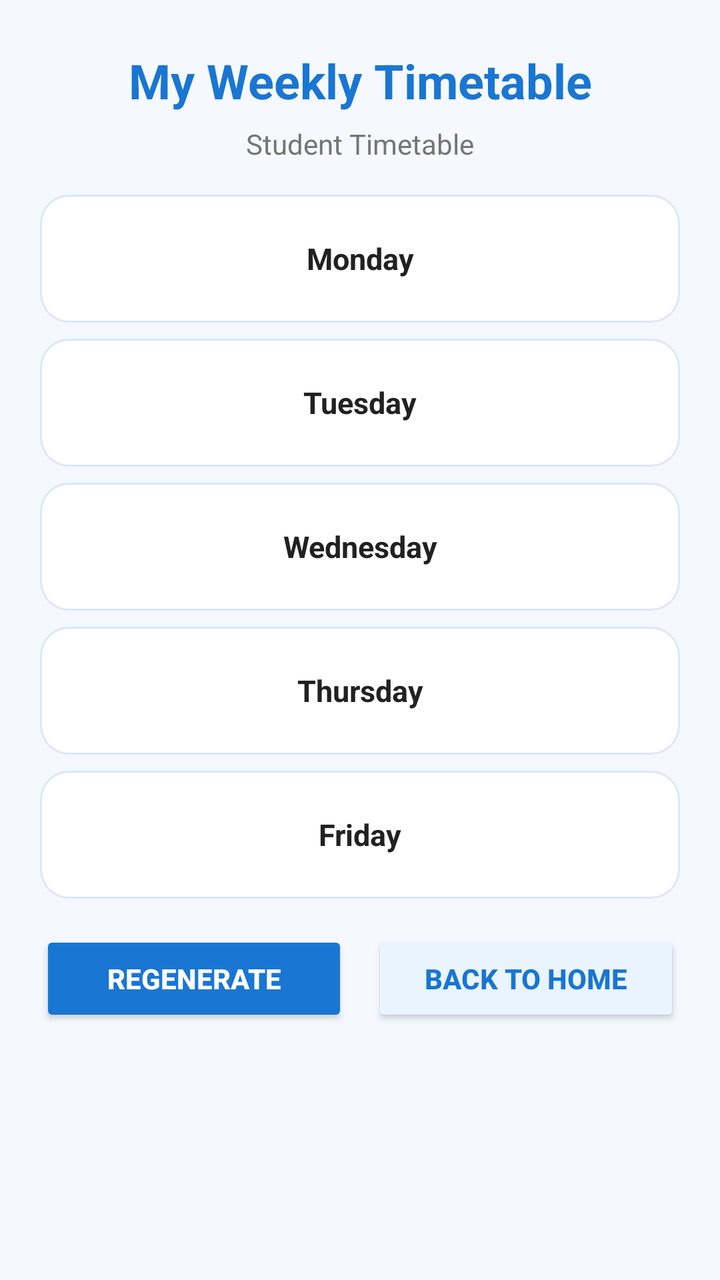
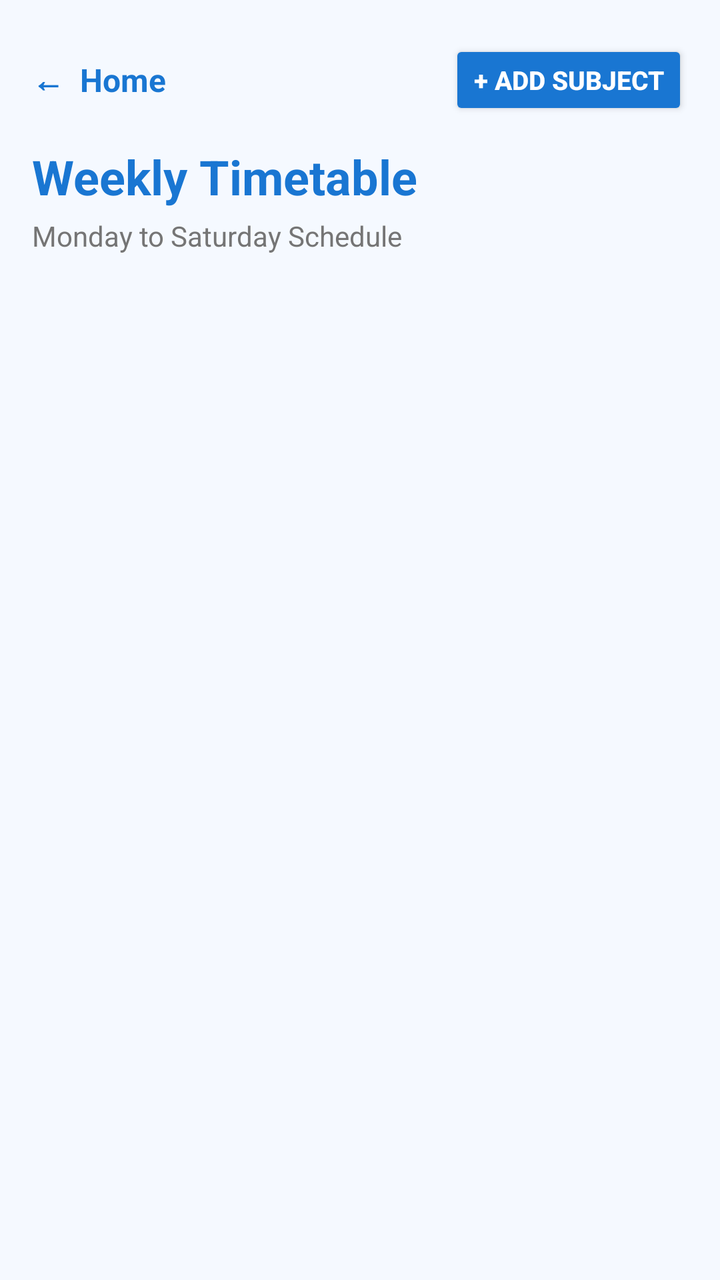

Compare the two renders of this Android layout. The source of the first and the diff that turns it into the second are given below.
<!-- AndroidManifest.xml: application theme Theme.Mad_assignment -->
<!-- res/layout/activity_timetable.xml -->
<?xml version="1.0" encoding="utf-8"?>
<ScrollView xmlns:android="http://schemas.android.com/apk/res/android"
    xmlns:app="http://schemas.android.com/apk/res-auto"
    android:layout_width="match_parent"
    android:layout_height="match_parent"
    android:background="@color/background"
    android:fillViewport="true">

    <androidx.constraintlayout.widget.ConstraintLayout
        android:layout_width="match_parent"
        android:layout_height="wrap_content"
        android:paddingStart="20dp"
        android:paddingEnd="20dp"
        android:paddingBottom="28dp">

        <TextView
            android:id="@+id/tvTitle"
            android:layout_width="0dp"
            android:layout_height="wrap_content"
            android:layout_marginTop="24dp"
            android:gravity="center"
            android:text="My Weekly Timetable"
            android:textColor="@color/blue"
            android:textSize="24sp"
            android:textStyle="bold"
            app:layout_constraintEnd_toEndOf="parent"
            app:layout_constraintStart_toStartOf="parent"
            app:layout_constraintTop_toTopOf="parent" />

        <TextView
            android:id="@+id/tvStudentName"
            android:layout_width="0dp"
            android:layout_height="wrap_content"
            android:layout_marginTop="6dp"
            android:gravity="center"
            android:text="Student Timetable"
            android:textColor="@color/gray"
            android:textSize="14sp"
            app:layout_constraintEnd_toEndOf="parent"
            app:layout_constraintStart_toStartOf="parent"
            app:layout_constraintTop_toBottomOf="@id/tvTitle" />

        <TextView
            android:id="@+id/tvMonday"
            android:layout_width="0dp"
            android:layout_height="64dp"
            android:layout_marginTop="16dp"
            android:background="@drawable/bg_card"
            android:gravity="center"
            android:padding="6dp"
            android:text="Monday"
            android:textColor="@color/text"
            android:textSize="15sp"
            android:textStyle="bold"
            app:layout_constraintEnd_toEndOf="parent"
            app:layout_constraintStart_toStartOf="parent"
            app:layout_constraintTop_toBottomOf="@id/tvStudentName" />

        <TextView
            android:id="@+id/tvTuesday"
            android:layout_width="0dp"
            android:layout_height="64dp"
            android:layout_marginTop="8dp"
            android:background="@drawable/bg_card"
            android:gravity="center"
            android:padding="6dp"
            android:text="Tuesday"
            android:textColor="@color/text"
            android:textSize="15sp"
            android:textStyle="bold"
            app:layout_constraintEnd_toEndOf="parent"
            app:layout_constraintStart_toStartOf="parent"
            app:layout_constraintTop_toBottomOf="@id/tvMonday" />

        <TextView
            android:id="@+id/tvWednesday"
            android:layout_width="0dp"
            android:layout_height="64dp"
            android:layout_marginTop="8dp"
            android:background="@drawable/bg_card"
            android:gravity="center"
            android:padding="6dp"
            android:text="Wednesday"
            android:textColor="@color/text"
            android:textSize="15sp"
            android:textStyle="bold"
            app:layout_constraintEnd_toEndOf="parent"
            app:layout_constraintStart_toStartOf="parent"
            app:layout_constraintTop_toBottomOf="@id/tvTuesday" />

        <TextView
            android:id="@+id/tvThursday"
            android:layout_width="0dp"
            android:layout_height="64dp"
            android:layout_marginTop="8dp"
            android:background="@drawable/bg_card"
            android:gravity="center"
            android:padding="6dp"
            android:text="Thursday"
            android:textColor="@color/text"
            android:textSize="15sp"
            android:textStyle="bold"
            app:layout_constraintEnd_toEndOf="parent"
            app:layout_constraintStart_toStartOf="parent"
            app:layout_constraintTop_toBottomOf="@id/tvWednesday" />

        <TextView
            android:id="@+id/tvFriday"
            android:layout_width="0dp"
            android:layout_height="64dp"
            android:layout_marginTop="8dp"
            android:background="@drawable/bg_card"
            android:gravity="center"
            android:padding="6dp"
            android:text="Friday"
            android:textColor="@color/text"
            android:textSize="15sp"
            android:textStyle="bold"
            app:layout_constraintEnd_toEndOf="parent"
            app:layout_constraintStart_toStartOf="parent"
            app:layout_constraintTop_toBottomOf="@id/tvThursday" />

        <Button
            android:id="@+id/btnRegenerate"
            android:layout_width="0dp"
            android:layout_height="48dp"
            android:layout_marginTop="16dp"
            android:layout_marginEnd="6dp"
            android:backgroundTint="@color/blue"
            android:text="Regenerate"
            android:textColor="@color/white"
            android:textSize="14sp"
            android:textStyle="bold"
            app:layout_constraintEnd_toStartOf="@id/btnBack"
            app:layout_constraintStart_toStartOf="parent"
            app:layout_constraintTop_toBottomOf="@id/tvFriday" />

        <Button
            android:id="@+id/btnBack"
            android:layout_width="0dp"
            android:layout_height="48dp"
            android:layout_marginStart="6dp"
            android:layout_marginTop="16dp"
            android:backgroundTint="@color/light_blue"
            android:text="Back to Home"
            android:textColor="@color/blue"
            android:textSize="14sp"
            android:textStyle="bold"
            app:layout_constraintEnd_toEndOf="parent"
            app:layout_constraintStart_toEndOf="@id/btnRegenerate"
            app:layout_constraintTop_toBottomOf="@id/tvFriday" />

    </androidx.constraintlayout.widget.ConstraintLayout>
</ScrollView>
<!-- resources referenced by this layout -->
<resources>
  <color name="background">#F5F9FF</color>
  <color name="blue">#1976D2</color>
  <color name="gray">#757575</color>
  <color name="light_blue">#EAF4FF</color>
  <color name="text">#212121</color>
  <color name="white">#FFFFFF</color>
  <!-- drawable bg_card (drawable) -->
  <shape xmlns:android="http://schemas.android.com/apk/res/android">
      <solid android:color="#FFFFFF"/>
      <corners android:radius="14dp"/>
      <stroke android:width="1dp" android:color="#DCE8F5"/>
  
  </shape>
  <style name="Theme.Mad_assignment" parent="Theme.MAD_ASSIGNMENT" />
  <style name="Theme.MAD_ASSIGNMENT" parent="Theme.Material3.Light.NoActionBar">
          <item name="android:windowLightStatusBar">false</item>
          <item name="android:statusBarColor">@color/blue</item>
          <item name="android:navigationBarColor">@color/white</item>
          <item name="android:windowActionModeOverlay">true</item>
          <item name="colorPrimary">@color/blue</item>
          <item name="colorSecondary">@color/blue</item>
      </style>
</resources>

<!-- the commit's change to res/layout/activity_timetable.xml (unified diff, before → after) -->
@@ -9,146 +9,72 @@
     <androidx.constraintlayout.widget.ConstraintLayout
         android:layout_width="match_parent"
         android:layout_height="wrap_content"
-        android:paddingStart="20dp"
-        android:paddingEnd="20dp"
-        android:paddingBottom="28dp">
+        android:paddingStart="16dp"
+        android:paddingTop="16dp"
+        android:paddingEnd="16dp"
+        android:paddingBottom="32dp">
+
+        <TextView
+            android:id="@+id/btnBack"
+            android:layout_width="wrap_content"
+            android:layout_height="48dp"
+            android:clickable="true"
+            android:focusable="true"
+            android:gravity="center_vertical"
+            android:text="←  Home"
+            android:textColor="@color/blue"
+            android:textSize="16sp"
+            android:textStyle="bold"
+            app:layout_constraintStart_toStartOf="parent"
+            app:layout_constraintTop_toTopOf="parent" />
+
+        <Button
+            android:id="@+id/btnAddMore"
+            android:layout_width="wrap_content"
+            android:layout_height="40dp"
+            android:backgroundTint="@color/blue"
+            android:text="+ Add Subject"
+            android:textColor="@color/white"
+            android:textSize="13sp"
+            android:textStyle="bold"
+            app:layout_constraintBottom_toBottomOf="@id/btnBack"
+            app:layout_constraintEnd_toEndOf="parent"
+            app:layout_constraintTop_toTopOf="@id/btnBack" />
 
         <TextView
             android:id="@+id/tvTitle"
             android:layout_width="0dp"
             android:layout_height="wrap_content"
-            android:layout_marginTop="24dp"
-            android:gravity="center"
-            android:text="My Weekly Timetable"
+            android:layout_marginTop="8dp"
+            android:text="Weekly Timetable"
             android:textColor="@color/blue"
             android:textSize="24sp"
             android:textStyle="bold"
             app:layout_constraintEnd_toEndOf="parent"
             app:layout_constraintStart_toStartOf="parent"
-            app:layout_constraintTop_toTopOf="parent" />
+            app:layout_constraintTop_toBottomOf="@id/btnBack" />
 
         <TextView
-            android:id="@+id/tvStudentName"
+            android:id="@+id/tvSubtitle"
             android:layout_width="0dp"
             android:layout_height="wrap_content"
-            android:layout_marginTop="6dp"
-            android:gravity="center"
-            android:text="Student Timetable"
+            android:layout_marginTop="4dp"
+            android:text="Monday to Saturday Schedule"
             android:textColor="@color/gray"
             android:textSize="14sp"
             app:layout_constraintEnd_toEndOf="parent"
             app:layout_constraintStart_toStartOf="parent"
             app:layout_constraintTop_toBottomOf="@id/tvTitle" />
 
-        <TextView
-            android:id="@+id/tvMonday"
+        <LinearLayout
+            android:id="@+id/llTimetableContainer"
             android:layout_width="0dp"
-            android:layout_height="64dp"
+            android:layout_height="wrap_content"
             android:layout_marginTop="16dp"
-            android:background="@drawable/bg_card"
-            android:gravity="center"
-            android:padding="6dp"
-            android:text="Monday"
-            android:textColor="@color/text"
-            android:textSize="15sp"
-            android:textStyle="bold"
+            android:orientation="vertical"
             app:layout_constraintEnd_toEndOf="parent"
             app:layout_constraintStart_toStartOf="parent"
-            app:layout_constraintTop_toBottomOf="@id/tvStudentName" />
-
-        <TextView
-            android:id="@+id/tvTuesday"
-            android:layout_width="0dp"
-            android:layout_height="64dp"
-            android:layout_marginTop="8dp"
-            android:background="@drawable/bg_card"
-            android:gravity="center"
-            android:padding="6dp"
-            android:text="Tuesday"
-            android:textColor="@color/text"
-            android:textSize="15sp"
-            android:textStyle="bold"
-            app:layout_constraintEnd_toEndOf="parent"
-            app:layout_constraintStart_toStartOf="parent"
-            app:layout_constraintTop_toBottomOf="@id/tvMonday" />
-
-        <TextView
-            android:id="@+id/tvWednesday"
-            android:layout_width="0dp"
-            android:layout_height="64dp"
-            android:layout_marginTop="8dp"
-            android:background="@drawable/bg_card"
-            android:gravity="center"
-            android:padding="6dp"
-            android:text="Wednesday"
-            android:textColor="@color/text"
-            android:textSize="15sp"
-            android:textStyle="bold"
-            app:layout_constraintEnd_toEndOf="parent"
-            app:layout_constraintStart_toStartOf="parent"
-            app:layout_constraintTop_toBottomOf="@id/tvTuesday" />
-
-        <TextView
-            android:id="@+id/tvThursday"
-            android:layout_width="0dp"
-            android:layout_height="64dp"
-            android:layout_marginTop="8dp"
-            android:background="@drawable/bg_card"
-            android:gravity="center"
-            android:padding="6dp"
-            android:text="Thursday"
-            android:textColor="@color/text"
-            android:textSize="15sp"
-            android:textStyle="bold"
-            app:layout_constraintEnd_toEndOf="parent"
-            app:layout_constraintStart_toStartOf="parent"
-            app:layout_constraintTop_toBottomOf="@id/tvWednesday" />
-
-        <TextView
-            android:id="@+id/tvFriday"
-            android:layout_width="0dp"
-            android:layout_height="64dp"
-            android:layout_marginTop="8dp"
-            android:background="@drawable/bg_card"
-            android:gravity="center"
-            android:padding="6dp"
-            android:text="Friday"
-            android:textColor="@color/text"
-            android:textSize="15sp"
-            android:textStyle="bold"
-            app:layout_constraintEnd_toEndOf="parent"
-            app:layout_constraintStart_toStartOf="parent"
-            app:layout_constraintTop_toBottomOf="@id/tvThursday" />
-
-        <Button
-            android:id="@+id/btnRegenerate"
-            android:layout_width="0dp"
-            android:layout_height="48dp"
-            android:layout_marginTop="16dp"
-            android:layout_marginEnd="6dp"
-            android:backgroundTint="@color/blue"
-            android:text="Regenerate"
-            android:textColor="@color/white"
-            android:textSize="14sp"
-            android:textStyle="bold"
-            app:layout_constraintEnd_toStartOf="@id/btnBack"
-            app:layout_constraintStart_toStartOf="parent"
-            app:layout_constraintTop_toBottomOf="@id/tvFriday" />
-
-        <Button
-            android:id="@+id/btnBack"
-            android:layout_width="0dp"
-            android:layout_height="48dp"
-            android:layout_marginStart="6dp"
-            android:layout_marginTop="16dp"
-            android:backgroundTint="@color/light_blue"
-            android:text="Back to Home"
-            android:textColor="@color/blue"
-            android:textSize="14sp"
-            android:textStyle="bold"
-            app:layout_constraintEnd_toEndOf="parent"
-            app:layout_constraintStart_toEndOf="@id/btnRegenerate"
-            app:layout_constraintTop_toBottomOf="@id/tvFriday" />
+            app:layout_constraintTop_toBottomOf="@id/tvSubtitle" />
 
     </androidx.constraintlayout.widget.ConstraintLayout>
 </ScrollView>
<!-- resource entries referenced after the edit -->
@@ -3,16 +3,7 @@
   <color name="background">#F5F9FF</color>
   <color name="blue">#1976D2</color>
   <color name="gray">#757575</color>
-  <color name="light_blue">#EAF4FF</color>
-  <color name="text">#212121</color>
   <color name="white">#FFFFFF</color>
-  <!-- drawable bg_card (drawable) -->
-  <shape xmlns:android="http://schemas.android.com/apk/res/android">
-      <solid android:color="#FFFFFF"/>
-      <corners android:radius="14dp"/>
-      <stroke android:width="1dp" android:color="#DCE8F5"/>
-  
-  </shape>
   <style name="Theme.Mad_assignment" parent="Theme.MAD_ASSIGNMENT" />
   <style name="Theme.MAD_ASSIGNMENT" parent="Theme.Material3.Light.NoActionBar">
           <item name="android:windowLightStatusBar">false</item>
